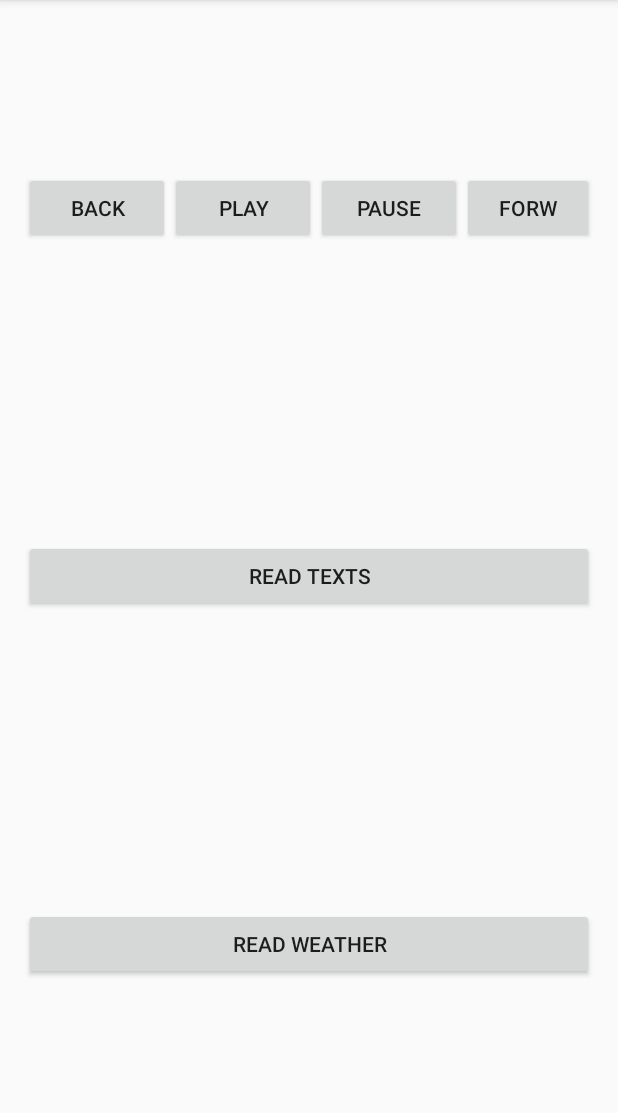
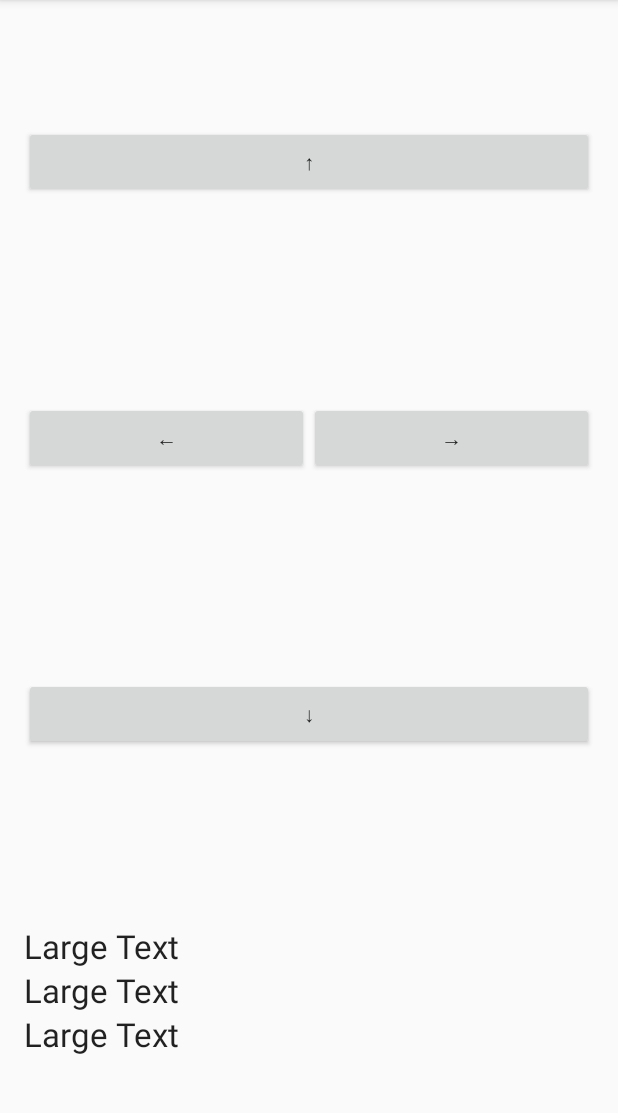
Before and after one commit to kaviles/TheOneRing, an Android app: the screen it shows after launch (MainActivity), on a phone screen of 412 x 824 dp, the part 84-1197 px from its top. Run offline under Robolectric (Android 15) with nearby library versions, the phone set to English and light mode, and no system bars.

Commit message:
Change button layout to four buttons. Moved music functions from MainActivity to MusicManger class.

```diff
--- a/app/src/main/res/layout/activity_main.xml
+++ b/app/src/main/res/layout/activity_main.xml
@@ -21,28 +21,8 @@
             android:layout_width="0dp"
             android:layout_height="wrap_content"
             android:layout_weight="1"
-            android:text="Back"
-            android:id="@+id/btn_music_back" />
-
-        <Button
-            android:layout_width="0dp"
-            android:layout_height="wrap_content"
-            android:layout_weight="1"
-            android:text="Play"
-            android:id="@+id/btn_music_play" />
-
-        <Button
-            android:layout_width="0dp"
-            android:layout_height="wrap_content"
-            android:layout_weight="1"
-            android:text="Pause"
-            android:id="@+id/btn_music_pause" />
-
-        <Button
-            android:layout_width="wrap_content"
-            android:layout_height="wrap_content"
-            android:text="Forw"
-            android:id="@+id/btn_music_forward" />
+            android:text="↑"
+            android:id="@+id/btn_up" />
     </LinearLayout>
 
     <LinearLayout
@@ -56,9 +36,15 @@
             android:layout_width="0dp"
             android:layout_height="wrap_content"
             android:layout_weight="1"
-            android:text="Read Texts"
-            android:id="@+id/btn_read_texts" />
+            android:text="←"
+            android:id="@+id/btn_left" />
 
+        <Button
+            android:layout_width="0dp"
+            android:layout_height="wrap_content"
+            android:layout_weight="1"
+            android:text="→"
+            android:id="@+id/btn_right" />
     </LinearLayout>
 
     <LinearLayout
@@ -72,8 +58,37 @@
             android:layout_width="0dp"
             android:layout_height="wrap_content"
             android:layout_weight="1"
-            android:text="Read Weather"
-            android:id="@+id/btn_read_weather" />
+            android:text="↓"
+            android:id="@+id/btn_down" />
+    </LinearLayout>
+
+    <LinearLayout
+        android:orientation="vertical"
+        android:layout_width="match_parent"
+        android:layout_height="0dp"
+        android:layout_weight="1"
+        android:gravity="center_vertical|center_horizontal">
+
+        <TextView
+            android:layout_width="match_parent"
+            android:layout_height="wrap_content"
+            android:textAppearance="?android:attr/textAppearanceLarge"
+            android:text="Large Text"
+            android:id="@+id/tv_XVal" />
+
+        <TextView
+            android:layout_width="match_parent"
+            android:layout_height="wrap_content"
+            android:textAppearance="?android:attr/textAppearanceLarge"
+            android:text="Large Text"
+            android:id="@+id/tv_YVal" />
+
+        <TextView
+            android:layout_width="match_parent"
+            android:layout_height="wrap_content"
+            android:textAppearance="?android:attr/textAppearanceLarge"
+            android:text="Large Text"
+            android:id="@+id/tv_ZVal" />
     </LinearLayout>
 
 </LinearLayout>
```
Also changed, not shown: app/src/main/java/com/cs4644/vt/theonering/MusicManager.java (+43 -0 lines).
